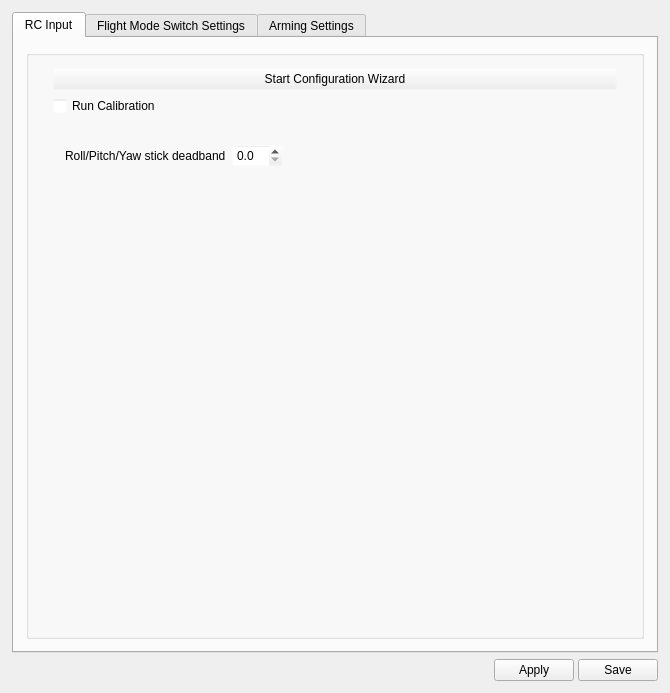
Old version of the form ground/openpilotgcs/src/plugins/config/input.ui in the repository openpilot/OpenPilot.
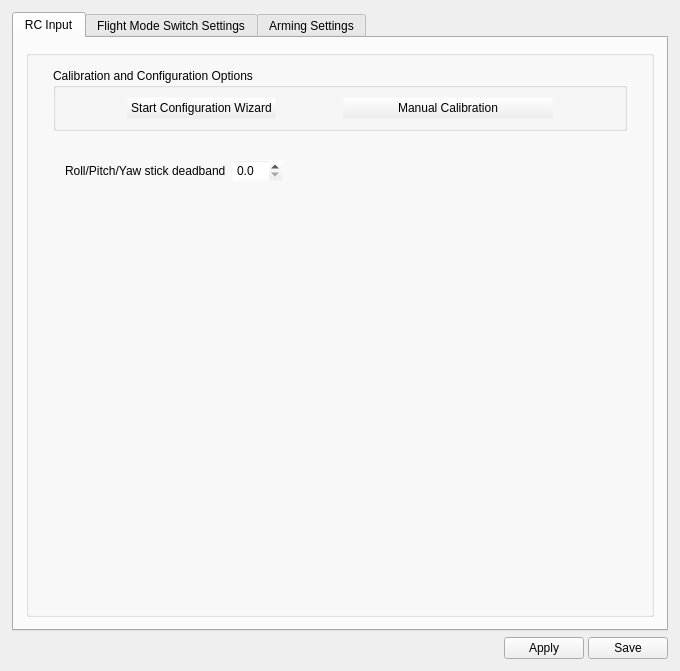
New version of the form. Icons and pictures are not drawn.

Commit message: new quick gui fixes branch, changed input form so the checkbox for calibrate is now a button, resized that and the wizard button to not be ginormous. no new functionality added, just desing changes

```diff
--- a/ground/openpilotgcs/src/plugins/config/input.ui
+++ b/ground/openpilotgcs/src/plugins/config/input.ui
@@ -6,8 +6,8 @@
    <rect>
     <x>0</x>
     <y>0</y>
-    <width>670</width>
-    <height>693</height>
+    <width>680</width>
+    <height>671</height>
    </rect>
   </property>
   <property name="windowTitle">
@@ -27,9 +27,6 @@
        <string>RC Input</string>
       </attribute>
       <layout class="QVBoxLayout" name="verticalLayout_11">
-       <property name="spacing">
-        <number>6</number>
-       </property>
        <property name="margin">
         <number>0</number>
        </property>
@@ -110,8 +107,8 @@
            <rect>
             <x>0</x>
             <y>0</y>
-            <width>640</width>
-            <height>610</height>
+            <width>650</width>
+            <height>571</height>
            </rect>
           </property>
           <layout class="QGridLayout" name="gridLayout">
@@ -150,20 +147,95 @@
                    <number>12</number>
                   </property>
                   <item>
-                   <widget class="QPushButton" name="configurationWizard">
-                    <property name="text">
-                     <string>Start Configuration Wizard</string>
+                   <widget class="QGroupBox" name="groupBox_3">
+                    <property name="title">
+                     <string>Calibration and Configuration Options</string>
                     </property>
-                   </widget>
-                  </item>
-                  <item>
-                   <widget class="QCheckBox" name="runCalibration">
-                    <property name="enabled">
-                     <bool>true</bool>
-                    </property>
-                    <property name="text">
-                     <string>Run Calibration</string>
-                    </property>
+                    <layout class="QHBoxLayout" name="horizontalLayout_7">
+                     <item>
+                      <spacer name="horizontalSpacer_10">
+                       <property name="orientation">
+                        <enum>Qt::Horizontal</enum>
+                       </property>
+                       <property name="sizeHint" stdset="0">
+                        <size>
+                         <width>40</width>
+                         <height>20</height>
+                        </size>
+                       </property>
+                      </spacer>
+                     </item>
+                     <item>
+                      <widget class="QPushButton" name="configurationWizard">
+                       <property name="text">
+                        <string>Start Configuration Wizard</string>
+                       </property>
+                       <property name="checkable">
+                        <bool>false</bool>
+                       </property>
+                       <property name="checked">
+                        <bool>false</bool>
+                       </property>
+                       <property name="autoDefault">
+                        <bool>false</bool>
+                       </property>
+                       <property name="default">
+                        <bool>false</bool>
+                       </property>
+                       <property name="flat">
+                        <bool>false</bool>
+                       </property>
+                      </widget>
+                     </item>
+                     <item>
+                      <spacer name="horizontalSpacer_7">
+                       <property name="orientation">
+                        <enum>Qt::Horizontal</enum>
+                       </property>
+                       <property name="sizeHint" stdset="0">
+                        <size>
+                         <width>40</width>
+                         <height>20</height>
+                        </size>
+                       </property>
+                      </spacer>
+                     </item>
+                     <item>
+                      <widget class="QPushButton" name="runCalibration">
+                       <property name="enabled">
+                        <bool>true</bool>
+                       </property>
+                       <property name="minimumSize">
+                        <size>
+                         <width>210</width>
+                         <height>0</height>
+                        </size>
+                       </property>
+                       <property name="autoFillBackground">
+                        <bool>false</bool>
+                       </property>
+                       <property name="text">
+                        <string>Manual Calibration</string>
+                       </property>
+                       <property name="checkable">
+                        <bool>true</bool>
+                       </property>
+                      </widget>
+                     </item>
+                     <item>
+                      <spacer name="horizontalSpacer_9">
+                       <property name="orientation">
+                        <enum>Qt::Horizontal</enum>
+                       </property>
+                       <property name="sizeHint" stdset="0">
+                        <size>
+                         <width>40</width>
+                         <height>20</height>
+                        </size>
+                       </property>
+                      </spacer>
+                     </item>
+                    </layout>
                    </widget>
                   </item>
                   <item>
```
Left out of the diff: 29 changed lines with no effect on the pictures.
